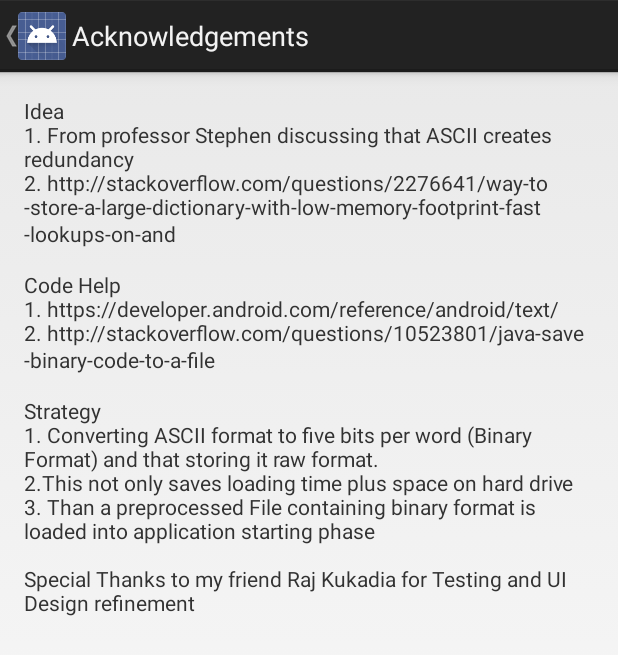
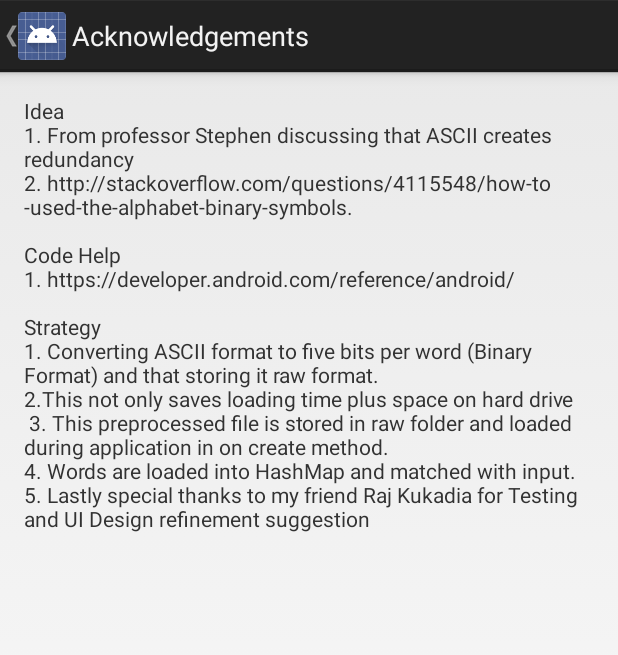
Before and after one commit to dharaksavalia/Scroogle, an Android app: the TestDictionary screen opened directly, with no data from a screen before it, after a tap on "Acknowlegments", on a phone screen of 412 x 824 dp. Shown: the top 655 px of the screen. Run offline under Robolectric (Android 15) with nearby library versions, the phone set to English and light mode, and no system bars.

Commit message:
UI cliches finished

```diff
--- a/app/build.gradle
+++ b/app/build.gradle
@@ -7,8 +7,8 @@ android {
         applicationId "neu.edu.madcourse.dharaksavalia.numad17s_dharaksavalia"
         minSdkVersion 14
         targetSdkVersion 25
-        versionCode 3
-        versionName "1.2"
+        versionCode 4
+        versionName "1.3"
         testInstrumentationRunner "android.support.test.runner.AndroidJUnitRunner"
     }
     buildTypes {
--- a/app/src/main/java/neu/edu/madcourse/dharaksavalia/numad17s_dharaksavalia/assignment2/DictionaryAcknowledge.java
+++ b/app/src/main/java/neu/edu/madcourse/dharaksavalia/numad17s_dharaksavalia/assignment2/DictionaryAcknowledge.java
@@ -2,6 +2,7 @@ package neu.edu.madcourse.dharaksavalia.numad17s_dharaksavalia.assignment2;
 
 import android.app.Activity;
 import android.os.Bundle;
+import android.text.method.ScrollingMovementMethod;
 import android.widget.TextView;
 
 import neu.edu.madcourse.dharaksavalia.numad17s_dharaksavalia.R;
@@ -16,11 +17,14 @@ public class DictionaryAcknowledge extends Activity {
         setContentView(R.layout.dictionary_acknowledge);
         TextView textView=(TextView)findViewById(R.id.dictionaryAcknowlegements);
         setTitle("Acknowledgements");
-        String str="Idea"+'\n'+"1. From professor Stephen discussing that ASCII creates redundancy"+'\n'+ "2. http://stackoverflow.com/questions/2276641/way-to-store-a-large-dictionary-with-low-memory-footprint-fast-lookups-on-and\n";
-        str+="\nCode Help"+'\n'+"1. https://developer.android.com/reference/android/text/"+'\n'+"2. http://stackoverflow.com/questions/10523801/java-save-binary-code-to-a-file"+'\n';
-        str+="\nStrategy "+'\n'+"1. Converting ASCII format to five bits per word (Binary Format) and that storing it raw format. \n2.This not only saves loading time plus space on hard drive ";
-        str+="\n3. Than a preprocessed File containing binary format is loaded into application starting phase";
-        str+="\n\nSpecial Thanks to my friend Raj Kukadia for Testing and UI Design refinement";
+        String str="Idea"+'\n'+"1. From professor Stephen discussing that ASCII creates redundancy";
+        str+="\n2. http://stackoverflow.com/questions/4115548/how-to-used-the-alphabet-binary-symbols. ";
+        str+="\n\nCode Help"+'\n'+"1. https://developer.android.com/reference/android/";
+        str+="\n\nStrategy "+'\n'+"1. Converting ASCII format to five bits per word (Binary Format) and that storing it raw format. \n2.This not only saves loading time plus space on hard drive ";
+        str+="\n 3. This preprocessed file is stored in raw folder and loaded during application in on create method.";
+        str+="\n4. Words are loaded into HashMap and matched with input.";
+        str+="\n5. Lastly special thanks to my friend Raj Kukadia for Testing and UI Design refinement suggestion";
         textView.setText(str);
+        textView.setMovementMethod(new ScrollingMovementMethod());
     }
 }
--- a/app/src/main/java/neu/edu/madcourse/dharaksavalia/numad17s_dharaksavalia/assignment2/TestDictionary.java
+++ b/app/src/main/java/neu/edu/madcourse/dharaksavalia/numad17s_dharaksavalia/assignment2/TestDictionary.java
@@ -7,6 +7,7 @@ import android.media.ToneGenerator;
 import android.os.Bundle;
 import android.text.Editable;
 import android.text.TextWatcher;
+import android.text.method.ScrollingMovementMethod;
 import android.util.Log;
 import android.view.KeyEvent;
 import android.view.View;
@@ -14,6 +15,7 @@ import android.widget.Button;
 import android.widget.EditText;
 import android.widget.TextView;
 
+import java.util.ArrayList;
 import java.util.Arrays;
 import java.util.HashMap;
 
@@ -29,6 +31,7 @@ public class TestDictionary extends Activity {
     TextView outputText;
     String wordInput;
     EditText inputText;
+    ArrayList<String> detectedWord;
     HashMap<Character,Integer> encoder=new HashMap<Character,Integer>();
     public void Encoder(){
         String aphabet="abcdefghijklmnopqrstuvwxyz";
@@ -37,12 +40,14 @@ public class TestDictionary extends Activity {
         }}
     protected void onCreate(Bundle savedInstanceState) {
         super.onCreate(savedInstanceState);
+        detectedWord=new ArrayList<String>(30);
         setContentView(R.layout.dictionary);
         outputText = (TextView) findViewById(R.id.dictiionaryOutput);
         inputText = (EditText) findViewById(R.id.dictionaryInput);
         Button clearButton=(Button)findViewById(R.id.dictionaryClear);
         Button dictionaryAcknowlegements=(Button)findViewById(R.id.dictionaryAcknowlegements);
         Button Return=(Button)findViewById(R.id.dictionaryReturn);
+        outputText.setMovementMethod(new ScrollingMovementMethod());
         Return.setOnClickListener(new View.OnClickListener() {
             @Override
             public void onClick(View v) {
@@ -86,14 +91,19 @@ public class TestDictionary extends Activity {
     public void verifyInput(String verifyInput){
         int len=verifyInput.length();
         Log.d(verifyInput,verifyInput);
+        if(detectedWord.contains(verifyInput)){
+            return;
+        }
         if (len>=3&&len<7){
             int result=0;
+
             for (int i=0;i<wordInput.length();i++){
                 //result1=result1*32;S
                 //System.out.println(result1);
                 if(encoder.containsKey(verifyInput.charAt(i))==false)break;
                 //	System.out.println("result after multiplication= by 32="+result*32+"CharAt(i)="+Word.charAt(i)+encoder.get(Word.charAt(i)));
                 result=result*32+encoder.get(wordInput.charAt(i));
+
                 //	System.out.println("result= after adding char="+result);
             }
 
@@ -101,6 +111,7 @@ public class TestDictionary extends Activity {
             if(br){
                 appendText(verifyInput);
                 makebeep();
+                detectedWord.add(verifyInput);
             }
         }else if(7<=len&&len<13){
             long result=0;
@@ -118,6 +129,7 @@ public class TestDictionary extends Activity {
             if(br){
                 appendText(verifyInput);
                 makebeep();
+                detectedWord.add(verifyInput);
             }
         }else if(13<=len&&len<24){
         String string1=verifyInput.substring(0,11);
@@ -146,11 +158,13 @@ public class TestDictionary extends Activity {
             if(MainActivity.long1Data.contains(result1)&&MainActivity.long2Data.contains(result2)){
                 if(MainActivity.long1Data.indexOf(result1)==MainActivity.long2Data.indexOf(result2))
                 {appendText(verifyInput);makebeep();}
-
+                detectedWord.add(verifyInput);
             }
         }else if(24<=len){
             if(MainActivity.words24long.containsKey(verifyInput)){appendText(verifyInput);
-            makebeep();}
+            makebeep();
+                detectedWord.add(verifyInput);
+            }
         }
     }
     public void appendText(String Word){
--- a/app/src/main/res/layout/dictionary.xml
+++ b/app/src/main/res/layout/dictionary.xml
@@ -18,9 +18,10 @@
         android:layout_height="wrap_content"
         android:inputType="text" />
     <TextView
-        android:layout_width="wrap_content"
+        android:layout_width="match_parent"
         android:id="@+id/dictiionaryOutput"
         android:scrollbars = "vertical"
+        android:maxLines="7"
         android:layout_height="wrap_content" />
 
     <Button
@@ -35,7 +36,7 @@
         android:layout_height="wrap_content"
         android:id="@+id/dictionaryAcknowlegements" />
     <Button
-        android:text="Return"
+        android:text="Return to menu"
         android:layout_width="match_parent"
         android:layout_height="wrap_content"
         android:id="@+id/dictionaryReturn" />
--- a/app/src/main/res/layout/dictionary_acknowledge.xml
+++ b/app/src/main/res/layout/dictionary_acknowledge.xml
@@ -13,9 +13,10 @@
 
 
     <TextView android:id="@+id/dictionaryAcknowlegements"
-        android:layout_width="wrap_content"
-        android:layout_height="wrap_content"
+        android:layout_width="match_parent"
+        android:layout_height="match_parent"
         android:layout_gravity="center"
+        android:scrollbars="vertical"
         android:text="Dharak Savalia" />
 
 </LinearLayout>
```
